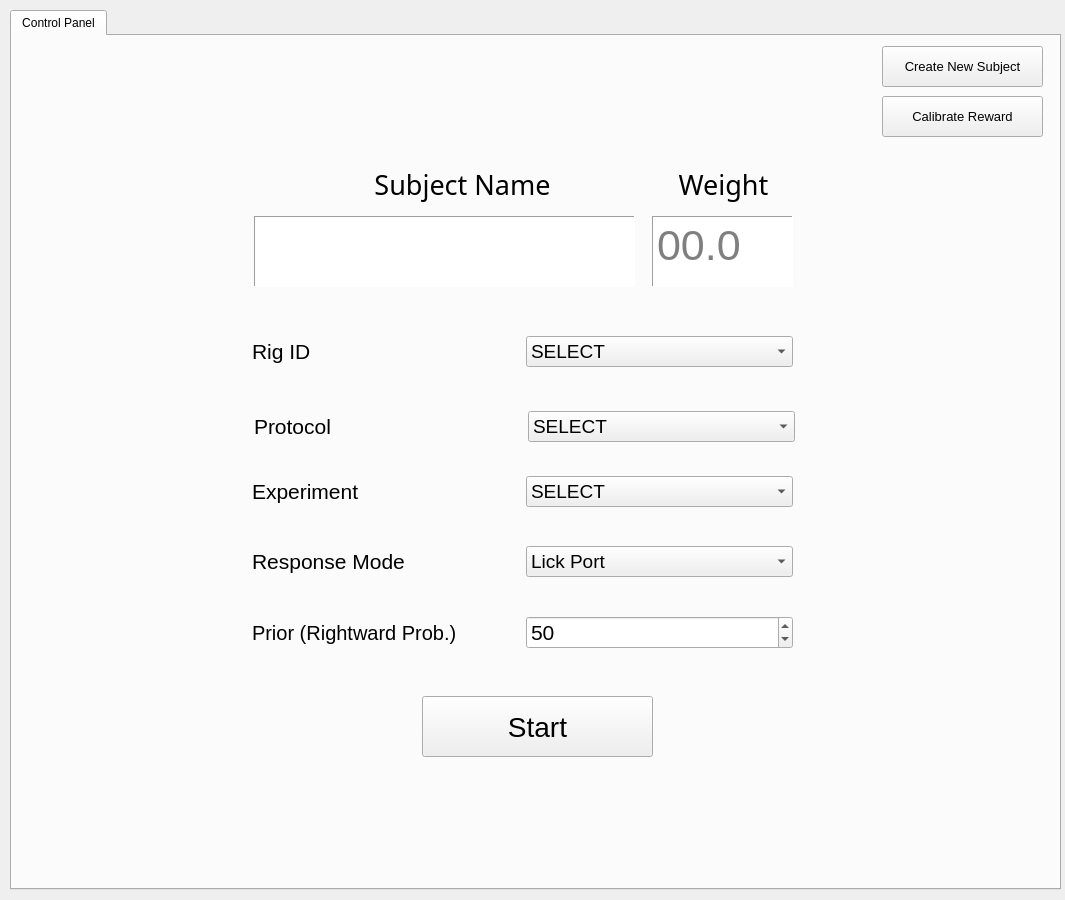
Above: NeuRPi/gui/main_gui.ui from vaibrainium/NeuRPi before the change. Below: the same form after it.
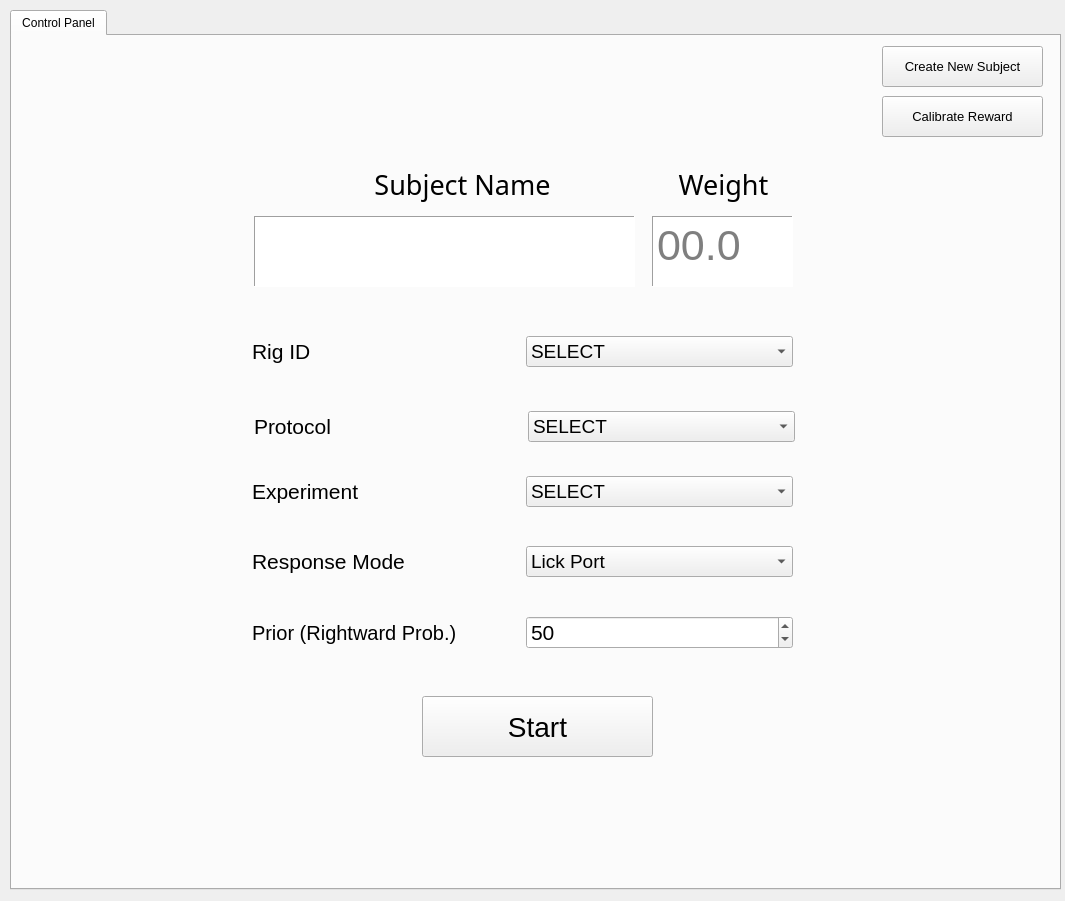
That is the form after the change.

Commit message: main gui combobox behavior automated

The edit to the form file:
```diff
--- a/NeuRPi/gui/main_gui.ui
+++ b/NeuRPi/gui/main_gui.ui
@@ -7,7 +7,7 @@
     <x>0</x>
     <y>0</y>
     <width>1065</width>
-    <height>900</height>
+    <height>901</height>
    </rect>
   </property>
   <property name="windowTitle">
```
Left out of the diff: 30 changed lines with no effect on the pictures. The commit also changes 2 other files.
